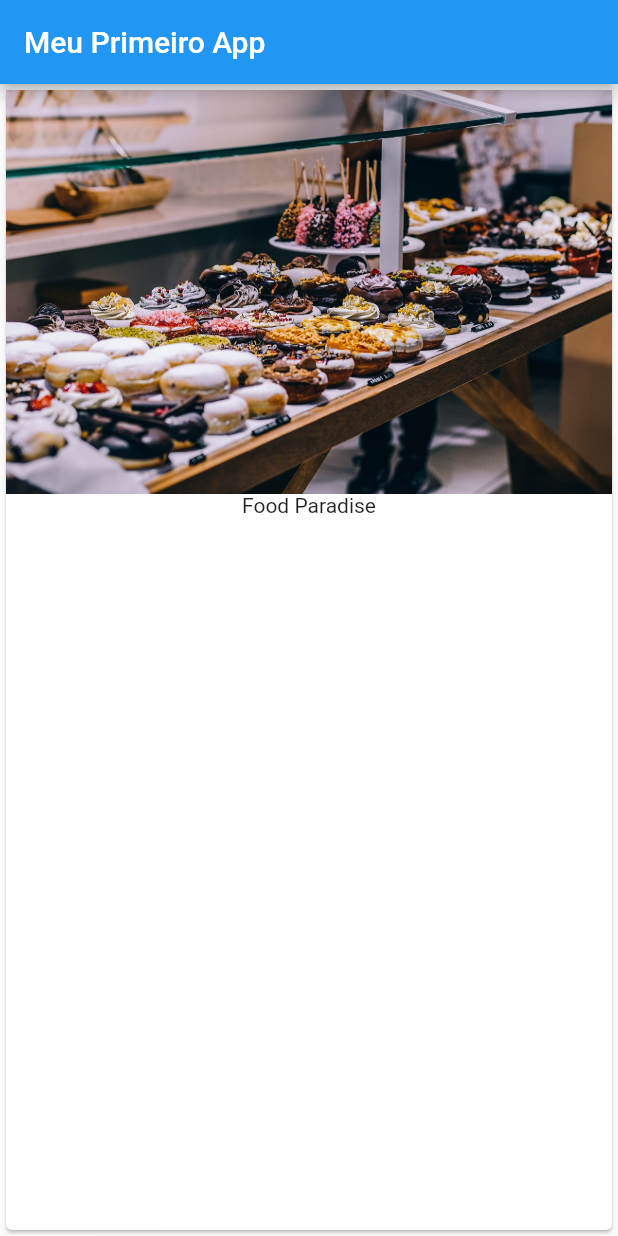
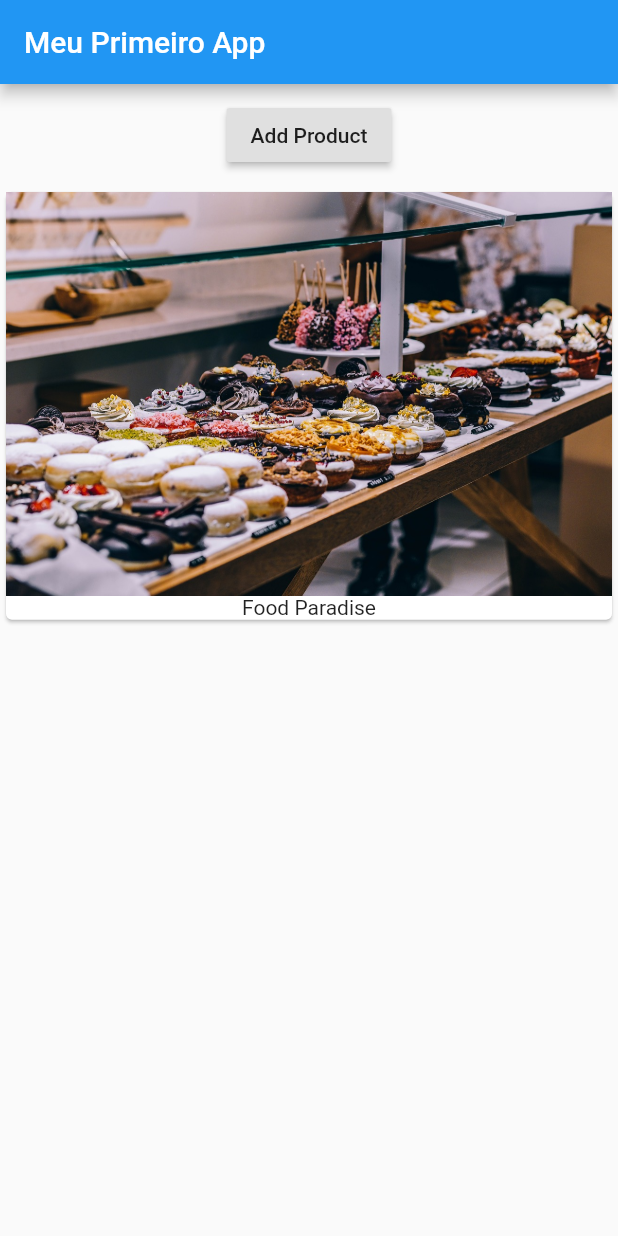
Before and after one commit to 1brt/flutter_app, a Flutter app: the screen it shows after launch, on a phone screen of 412 x 824 dp. Run offline on Flutter 3.47's test engine with Material 2 defaults, Android fonts, the phone set to English and light mode, and no system bars.

```diff
--- a/lib/main.dart
+++ b/lib/main.dart
@@ -2,7 +2,14 @@ import 'package:flutter/material.dart';
 
 void main() => runApp(MyApp());
 
-class MyApp extends StatelessWidget {
+class MyApp extends StatefulWidget {
+  @override
+  State<StatefulWidget> createState() {
+    return _MyAppState();
+  }
+}
+
+class _MyAppState extends State<MyApp> {
   @override
   Widget build(BuildContext context) {
     return MaterialApp(
@@ -10,15 +17,25 @@ class MyApp extends StatelessWidget {
           appBar: AppBar(
             title: Text('Meu Primeiro App'),
           ),
-        body: Card(
+          body: Column(
+            children: [
+              Container(
+                margin: EdgeInsets.all(10),
+                child: RaisedButton(
+                  child: Text('Add Product'),
+                  onPressed: () {},
+                ),
+              ),
+              Card(
                 child: Column(
-            children: <Widget>[
+                  children: [
                     Image.asset('assets/food.jpg'),
                     Text('Food Paradise')
                   ],
                 ),
               ),
-      ),
+            ],
+          )),
     );
   }
 }
```
Lines whose indentation alone changed are shown as unchanged.
